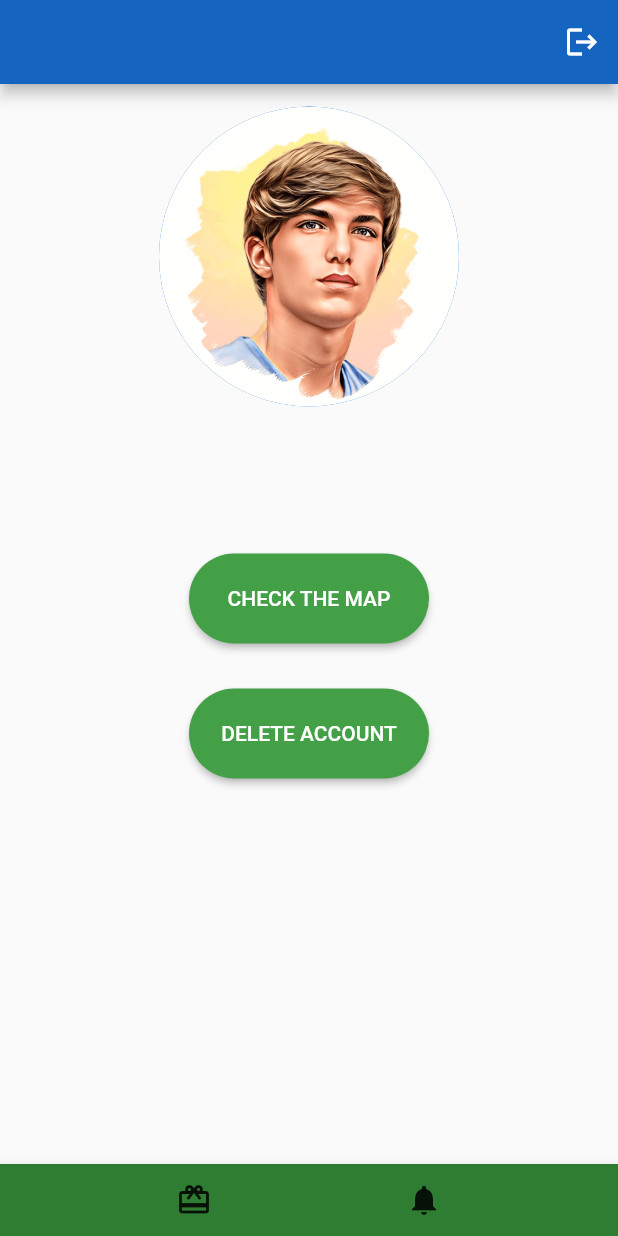
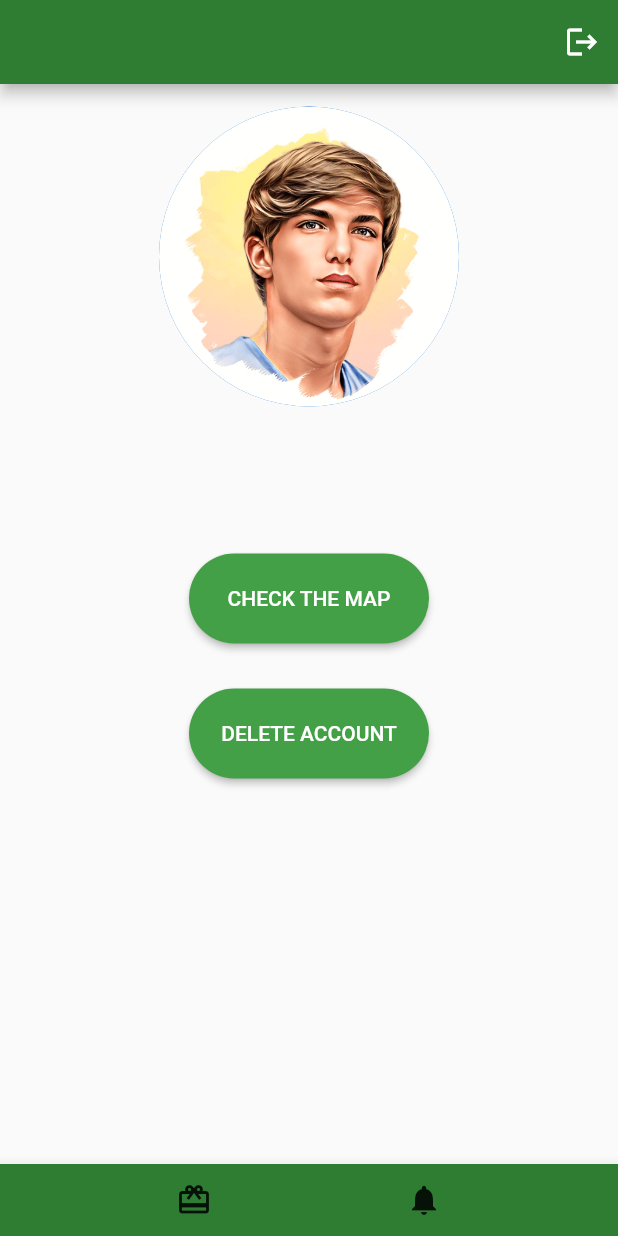
Before and after one commit to Brntpcnr/Recycler_app, a Flutter app: the screen it shows once a user with an empty profile is signed in, on a phone screen of 412 x 824 dp. Run offline on Flutter 3.47's test engine with Material 2 defaults, Android fonts, the phone set to English and light mode, and no system bars; our stand-ins replace cloud_firestore, firebase_auth, firebase_core, google_maps_flutter; accounts and stored records are empty.

```diff
--- a/lib/pages/home_page.dart
+++ b/lib/pages/home_page.dart
@@ -54,7 +54,7 @@ class HomePage extends StatelessWidget {
   Widget build(BuildContext context) {
     return Scaffold(
       appBar: AppBar(
-        backgroundColor: Colors.blue[800],
+        backgroundColor: Colors.green[800],
         actions: [
           IconButton(
               onPressed: signUserOut,
```
